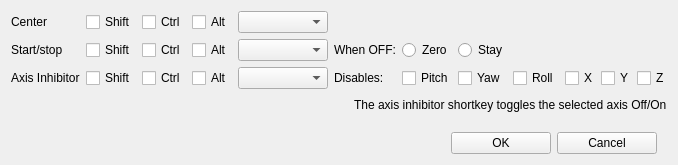
Above: FaceTrackNoIR/FTNoIR_KeyboardShortcuts.ui from aavendan/facetracknoir before the change. Below: the same form after it.
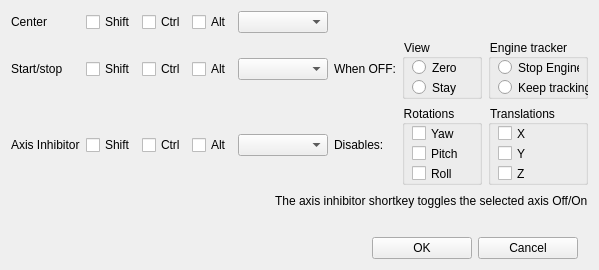
That is the form after the change. Icons and pictures are not drawn.

Commit message: Added option to stop tracking, but keep the engine running. Improved KeyboardShortcutDialog

```diff
--- a/FaceTrackNoIR/FTNoIR_KeyboardShortcuts.ui
+++ b/FaceTrackNoIR/FTNoIR_KeyboardShortcuts.ui
@@ -6,8 +6,8 @@
    <rect>
     <x>0</x>
     <y>0</y>
-    <width>638</width>
-    <height>165</height>
+    <width>558</width>
+    <height>270</height>
    </rect>
   </property>
   <property name="windowTitle">
@@ -25,7 +25,23 @@
   </property>
   <layout class="QVBoxLayout" name="_vertical_layout">
    <item>
+    <layout class="QHBoxLayout" name="horizontalLayout_3">
+     <item>
     <layout class="QGridLayout" name="gridLayout">
+       <item row="2" column="6">
+        <widget class="QLabel" name="label_3">
+         <property name="text">
+          <string>Disables:</string>
+         </property>
+        </widget>
+       </item>
+       <item row="1" column="6">
+        <widget class="QLabel" name="label_5">
+         <property name="text">
+          <string>When OFF:</string>
+         </property>
+        </widget>
+       </item>
      <item row="0" column="0">
       <widget class="QLabel" name="textLabel2">
        <property name="sizePolicy">
@@ -42,6 +58,13 @@
        </property>
       </widget>
      </item>
+       <item row="2" column="0">
+        <widget class="QLabel" name="label_2">
+         <property name="text">
+          <string>Axis Inhibitor</string>
+         </property>
+        </widget>
+       </item>
      <item row="0" column="1">
       <widget class="QCheckBox" name="chkCenterShift">
        <property name="maximumSize">
@@ -55,6 +78,32 @@
        </property>
       </widget>
      </item>
+       <item row="1" column="1">
+        <widget class="QCheckBox" name="chkStartStopShift">
+         <property name="maximumSize">
+          <size>
+           <width>50</width>
+           <height>16777215</height>
+          </size>
+         </property>
+         <property name="text">
+          <string>Shift</string>
+         </property>
+        </widget>
+       </item>
+       <item row="2" column="1">
+        <widget class="QCheckBox" name="chkInhibitShift">
+         <property name="maximumSize">
+          <size>
+           <width>50</width>
+           <height>16777215</height>
+          </size>
+         </property>
+         <property name="text">
+          <string>Shift</string>
+         </property>
+        </widget>
+       </item>
      <item row="0" column="2">
       <widget class="QCheckBox" name="chkCenterCtrl">
        <property name="maximumSize">
@@ -68,6 +117,32 @@
        </property>
       </widget>
      </item>
+       <item row="1" column="2">
+        <widget class="QCheckBox" name="chkStartStopCtrl">
+         <property name="maximumSize">
+          <size>
+           <width>50</width>
+           <height>16777215</height>
+          </size>
+         </property>
+         <property name="text">
+          <string>Ctrl</string>
+         </property>
+        </widget>
+       </item>
+       <item row="2" column="2">
+        <widget class="QCheckBox" name="chkInhibitCtrl">
+         <property name="maximumSize">
+          <size>
+           <width>50</width>
+           <height>16777215</height>
+          </size>
+         </property>
+         <property name="text">
+          <string>Ctrl</string>
+         </property>
+        </widget>
+       </item>
      <item row="0" column="3">
       <widget class="QCheckBox" name="chkCenterAlt">
        <property name="maximumSize">
@@ -81,6 +156,32 @@
        </property>
       </widget>
      </item>
+       <item row="1" column="3">
+        <widget class="QCheckBox" name="chkStartStopAlt">
+         <property name="maximumSize">
+          <size>
+           <width>50</width>
+           <height>16777215</height>
+          </size>
+         </property>
+         <property name="text">
+          <string>Alt</string>
+         </property>
+        </widget>
+       </item>
+       <item row="2" column="3">
+        <widget class="QCheckBox" name="chkInhibitAlt">
+         <property name="maximumSize">
+          <size>
+           <width>50</width>
+           <height>16777215</height>
+          </size>
+         </property>
+         <property name="text">
+          <string>Alt</string>
+         </property>
+        </widget>
+       </item>
      <item row="0" column="4">
       <widget class="QComboBox" name="cbxCenterKey">
        <property name="minimumSize">
@@ -97,52 +198,6 @@
        </property>
       </widget>
      </item>
-     <item row="1" column="0">
-      <widget class="QLabel" name="label">
-       <property name="text">
-        <string>Start/stop</string>
-       </property>
-      </widget>
-     </item>
-     <item row="1" column="1">
-      <widget class="QCheckBox" name="chkStartStopShift">
-       <property name="maximumSize">
-        <size>
-         <width>50</width>
-         <height>16777215</height>
-        </size>
-       </property>
-       <property name="text">
-        <string>Shift</string>
-       </property>
-      </widget>
-     </item>
-     <item row="1" column="2">
-      <widget class="QCheckBox" name="chkStartStopCtrl">
-       <property name="maximumSize">
-        <size>
-         <width>50</width>
-         <height>16777215</height>
-        </size>
-       </property>
-       <property name="text">
-        <string>Ctrl</string>
-       </property>
-      </widget>
-     </item>
-     <item row="1" column="3">
-      <widget class="QCheckBox" name="chkStartStopAlt">
-       <property name="maximumSize">
-        <size>
-         <width>50</width>
-         <height>16777215</height>
-        </size>
-       </property>
-       <property name="text">
-        <string>Alt</string>
-       </property>
-      </widget>
-     </item>
      <item row="1" column="4">
       <widget class="QComboBox" name="cbxStartStopKey">
        <property name="minimumSize">
@@ -153,52 +208,6 @@
        </property>
       </widget>
      </item>
-     <item row="2" column="0">
-      <widget class="QLabel" name="label_2">
-       <property name="text">
-        <string>Axis Inhibitor</string>
-       </property>
-      </widget>
-     </item>
-     <item row="2" column="1">
-      <widget class="QCheckBox" name="chkInhibitShift">
-       <property name="maximumSize">
-        <size>
-         <width>50</width>
-         <height>16777215</height>
-        </size>
-       </property>
-       <property name="text">
-        <string>Shift</string>
-       </property>
-      </widget>
-     </item>
-     <item row="2" column="2">
-      <widget class="QCheckBox" name="chkInhibitCtrl">
-       <property name="maximumSize">
-        <size>
-         <width>50</width>
-         <height>16777215</height>
-        </size>
-       </property>
-       <property name="text">
-        <string>Ctrl</string>
-       </property>
-      </widget>
-     </item>
-     <item row="2" column="3">
-      <widget class="QCheckBox" name="chkInhibitAlt">
-       <property name="maximumSize">
-        <size>
-         <width>50</width>
-         <height>16777215</height>
-        </size>
-       </property>
-       <property name="text">
-        <string>Alt</string>
-       </property>
-      </widget>
-     </item>
      <item row="2" column="4">
       <widget class="QComboBox" name="cbxInhibitKey">
        <property name="minimumSize">
@@ -209,21 +218,29 @@
        </property>
       </widget>
      </item>
-     <item row="2" column="6">
-      <widget class="QCheckBox" name="chkInhibitPitch">
-       <property name="maximumSize">
-        <size>
-         <width>50</width>
-         <height>16777215</height>
-        </size>
-       </property>
-       <property name="text">
-        <string>Pitch</string>
-       </property>
-      </widget>
-     </item>
      <item row="2" column="7">
+        <widget class="QGroupBox" name="groupBox">
+         <property name="minimumSize">
+          <size>
+           <width>0</width>
+           <height>80</height>
+          </size>
+         </property>
+         <property name="styleSheet">
+          <string notr="true">color: rgb(0, 0, 0);</string>
+         </property>
+         <property name="title">
+          <string>Rotations</string>
+         </property>
       <widget class="QCheckBox" name="chkInhibitYaw">
+          <property name="geometry">
+           <rect>
+            <x>10</x>
+            <y>20</y>
+            <width>50</width>
+            <height>17</height>
+           </rect>
+          </property>
        <property name="maximumSize">
         <size>
          <width>50</width>
@@ -234,9 +251,34 @@
         <string>Yaw</string>
        </property>
       </widget>
-     </item>
-     <item row="2" column="8">
+         <widget class="QCheckBox" name="chkInhibitPitch">
+          <property name="geometry">
+           <rect>
+            <x>10</x>
+            <y>40</y>
+            <width>46</width>
+            <height>17</height>
+           </rect>
+          </property>
+          <property name="maximumSize">
+           <size>
+            <width>50</width>
+            <height>16777215</height>
+           </size>
+          </property>
+          <property name="text">
+           <string>Pitch</string>
+          </property>
+         </widget>
       <widget class="QCheckBox" name="chkInhibitRoll">
+          <property name="geometry">
+           <rect>
+            <x>10</x>
+            <y>60</y>
+            <width>50</width>
+            <height>17</height>
+           </rect>
+          </property>
        <property name="maximumSize">
         <size>
          <width>50</width>
@@ -247,9 +289,77 @@
         <string>Roll</string>
        </property>
       </widget>
-     </item>
-     <item row="2" column="9">
+        </widget>
+       </item>
+       <item row="1" column="7">
+        <widget class="QGroupBox" name="groupBox_2">
+         <property name="minimumSize">
+          <size>
+           <width>60</width>
+           <height>60</height>
+          </size>
+         </property>
+         <property name="styleSheet">
+          <string notr="true">color: rgb(0, 0, 0);</string>
+         </property>
+         <property name="title">
+          <string>View</string>
+         </property>
+         <widget class="QRadioButton" name="radioSetZero">
+          <property name="geometry">
+           <rect>
+            <x>10</x>
+            <y>20</y>
+            <width>46</width>
+            <height>17</height>
+           </rect>
+          </property>
+          <property name="text">
+           <string>Zero</string>
+          </property>
+         </widget>
+         <widget class="QRadioButton" name="radioSetFreeze">
+          <property name="geometry">
+           <rect>
+            <x>10</x>
+            <y>40</y>
+            <width>45</width>
+            <height>17</height>
+           </rect>
+          </property>
+          <property name="text">
+           <string>Stay</string>
+          </property>
+         </widget>
+        </widget>
+       </item>
+       <item row="1" column="0">
+        <widget class="QLabel" name="label_6">
+         <property name="text">
+          <string>Start/stop</string>
+         </property>
+         <property name="alignment">
+          <set>Qt::AlignLeading|Qt::AlignLeft|Qt::AlignVCenter</set>
+         </property>
+        </widget>
+       </item>
+       <item row="2" column="8">
+        <widget class="QGroupBox" name="groupBox_3">
+         <property name="styleSheet">
+          <string notr="true">color: rgb(0, 0, 0);</string>
+         </property>
+         <property name="title">
+          <string>Translations</string>
+         </property>
       <widget class="QCheckBox" name="chkInhibitX">
+          <property name="geometry">
+           <rect>
+            <x>10</x>
+            <y>20</y>
+            <width>30</width>
+            <height>17</height>
+           </rect>
+          </property>
        <property name="maximumSize">
         <size>
          <width>30</width>
@@ -260,9 +370,15 @@
         <string>X</string>
        </property>
       </widget>
-     </item>
-     <item row="2" column="10">
       <widget class="QCheckBox" name="chkInhibitY">
+          <property name="geometry">
+           <rect>
+            <x>10</x>
+            <y>40</y>
+            <width>30</width>
+            <height>17</height>
+           </rect>
+          </property>
        <property name="maximumSize">
         <size>
          <width>30</width>
@@ -273,9 +389,15 @@
         <string>Y</string>
        </property>
       </widget>
-     </item>
-     <item row="2" column="11">
       <widget class="QCheckBox" name="chkInhibitZ">
+          <property name="geometry">
+           <rect>
+            <x>10</x>
+            <y>60</y>
+            <width>30</width>
+            <height>17</height>
+           </rect>
+          </property>
        <property name="maximumSize">
         <size>
          <width>30</width>
@@ -286,34 +408,51 @@
         <string>Z</string>
        </property>
       </widget>
-     </item>
-     <item row="2" column="5">
-      <widget class="QLabel" name="label_3">
-       <property name="text">
-        <string>Disables:</string>
-       </property>
-      </widget>
-     </item>
-     <item row="1" column="6">
-      <widget class="QRadioButton" name="radioSetZero">
-       <property name="text">
-        <string>Zero</string>
-       </property>
-      </widget>
-     </item>
-     <item row="1" column="7">
-      <widget class="QRadioButton" name="radioSetFreeze">
+        </widget>
+       </item>
+       <item row="1" column="8">
+        <widget class="QGroupBox" name="groupBox_4">
+         <property name="minimumSize">
+          <size>
+           <width>100</width>
+           <height>0</height>
+          </size>
+         </property>
+         <property name="styleSheet">
+          <string notr="true">color: rgb(0, 0, 0);</string>
+         </property>
+         <property name="title">
+          <string>Engine tracker</string>
+         </property>
+         <widget class="QRadioButton" name="radioSetEngineStop">
+          <property name="geometry">
+           <rect>
+            <x>10</x>
+            <y>20</y>
+            <width>81</width>
+            <height>17</height>
+           </rect>
+          </property>
        <property name="text">
-        <string>Stay</string>
-       </property>
-      </widget>
-     </item>
-     <item row="1" column="5">
-      <widget class="QLabel" name="label_5">
+           <string>Stop Engine</string>
+          </property>
+         </widget>
+         <widget class="QRadioButton" name="radioSetKeepTracking">
+          <property name="geometry">
+           <rect>
+            <x>10</x>
+            <y>40</y>
+            <width>91</width>
+            <height>17</height>
+           </rect>
+          </property>
        <property name="text">
-        <string>When OFF:</string>
-       </property>
-      </widget>
+           <string>Keep tracking</string>
+          </property>
+         </widget>
+        </widget>
+       </item>
+      </layout>
      </item>
     </layout>
    </item>
```
Lines whose indentation alone changed are shown as unchanged. The commit also changes 8 other files.
